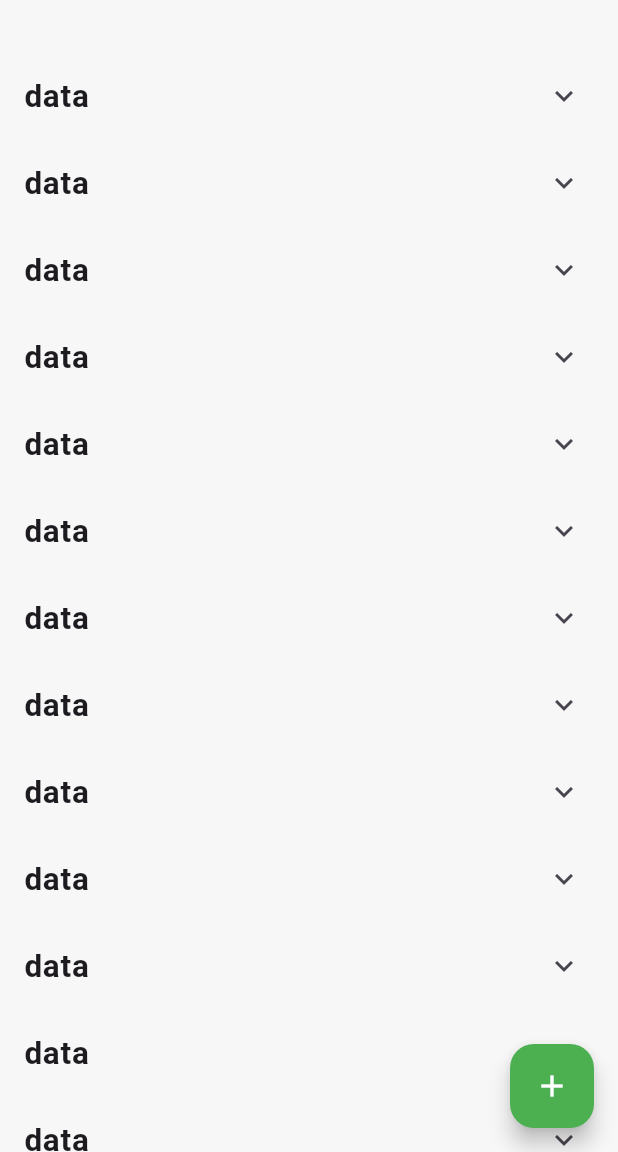
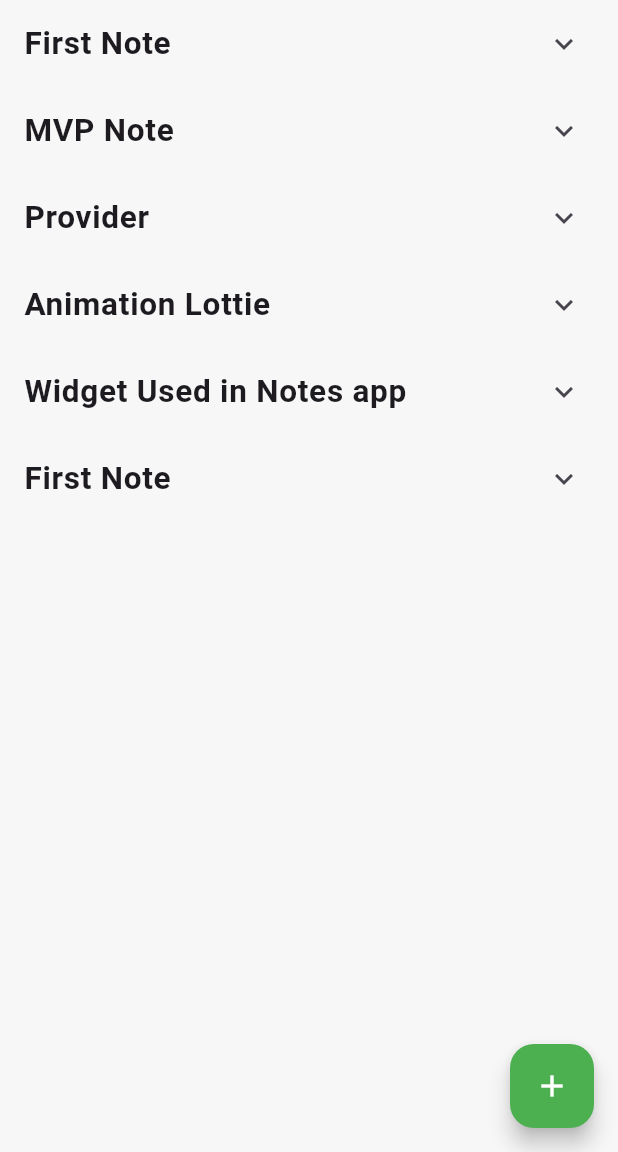
Before and after one commit to sagardhadke/Taski, a Flutter app: the MyHome screen opened directly, on a phone screen of 412 x 824 dp, the part 84-1236 px from its top. Run offline on Flutter 3.47's test engine with Material 3 defaults, Android fonts, the phone set to English and light mode, and no system bars; drawn by our look-alikes of flutter_slidable; our stand-ins replace google_fonts.

Commit message:
Added Dummy data form List

```diff
--- a/lib/Controller/TaskController.dart
+++ b/lib/Controller/TaskController.dart
@@ -7,8 +7,8 @@ class Taskcontroller extends ChangeNotifier {
     Taskmodels(
       title: "this is 1st",
       descriptions: "this is description",
-      startTime: "5:30pm",
-      endTime: "9:30 pm"
+      date: "5/09/2024",
+      time: "9:30 pm"
     )
   ];
 
--- a/lib/Models/TaskModels.dart
+++ b/lib/Models/TaskModels.dart
@@ -2,12 +2,12 @@ class Taskmodels {
 
   String? title;
   String? descriptions;
-  String? startTime;
-  String? endTime;
+  String? date;
+  String? time;
 
   Taskmodels({required this.title,
    required this.descriptions,
-    required this.startTime,
-  required this.endTime});
+    required this.date,
+  required this.time});
 
 }
--- a/lib/View/Home.dart
+++ b/lib/View/Home.dart
@@ -11,6 +11,44 @@ class MyHome extends StatefulWidget {
 }
 
 class _MyHomeState extends State<MyHome> {
+  List ofNotes = [
+    {
+      "title": "First Note",
+      "desc": "My First Note",
+      "date": "19-09-2024",
+      "time": "05:53 PM"
+    },
+    {
+      "title": "MVP Note",
+      "desc": "This app made with MVP",
+      "date": "20-10-2025",
+      "time": "15:50 AM"
+    },
+    {
+      "title": "Provider",
+      "desc": "Provider use in this app",
+      "date": "09-12-2030",
+      "time": "09:40 PM"
+    },
+    {
+      "title": "Animation Lottie",
+      "desc": "Lottie Files animation are used in this note app",
+      "date": "32-06-2014",
+      "time": "02:30 PM"
+    },
+    {
+      "title": "Widget Used in Notes app",
+      "desc": "All the widgets",
+      "date": "28-01-2029",
+      "time": "11:03 AM"
+    },
+    {
+      "title": "First Note",
+      "desc": "My First Note",
+      "date": "19-09-2024",
+      "time": "05:53 PM"
+    },
+  ];
   @override
   Widget build(BuildContext context) {
     return Scaffold(
@@ -38,20 +76,9 @@ class _MyHomeState extends State<MyHome> {
         backgroundColor: Colors.green,
       ),
       body: Column(mainAxisAlignment: MainAxisAlignment.center, children: [
-        SizedBox(height: 35),
-
-        // ExpansionTile(
-        //   title: Text("data"),
-        //   children: [
-        //     Text("data"),
-        //     Text("data"),
-        //     Text("data"),
-        //   ],
-        // ),
-        // Text("data")
         Expanded(
           child: ListView.builder(
-            itemCount: 15,
+            itemCount: ofNotes.length,
             itemBuilder: (context, index) {
               return Slidable(
                 endActionPane: ActionPane(
@@ -96,30 +123,36 @@ class _MyHomeState extends State<MyHome> {
                   ),
                 ]),
                 child: ExpansionTile(
-                  title: Text("data",
+                  title: Text("${ofNotes[index]["title"]}",
                       style:
                           TextStyle(fontSize: 21, fontWeight: FontWeight.bold)),
                   children: [
                     ListTile(
                       leading: Icon(
-                        Icons.circle_outlined,
+                        Icons.description_outlined,
                         color: Colors.green,
                       ),
-                      title: Text("First Note",
+                      title: Text("Description : ${ofNotes[index]["desc"]}",
+                          maxLines: 2,
                           style: TextStyle(
-                              fontSize: 21, fontWeight: FontWeight.bold)),
-                    ),
-                    Text(
-                      "Description : it's a description",
-                      style: GoogleFonts.iceberg(
-                          textStyle: TextStyle(fontSize: 21)),
+                            fontSize: 21,
+                          )),
                     ),
                     ListTile(
                       leading: Icon(
                         Icons.date_range_outlined,
                         color: Colors.green,
                       ),
-                      title: Text("First Note", style: TextStyle(fontSize: 21)),
+                      title: Text("Date : ${ofNotes[index]["date"]}",
+                          style: TextStyle(fontSize: 21)),
+                    ),
+                    ListTile(
+                      leading: Icon(
+                        Icons.access_time_outlined,
+                        color: Colors.green,
+                      ),
+                      title: Text("Time : ${ofNotes[index]["time"]}",
+                          style: TextStyle(fontSize: 21)),
                     ),
                   ],
                 ),
```
